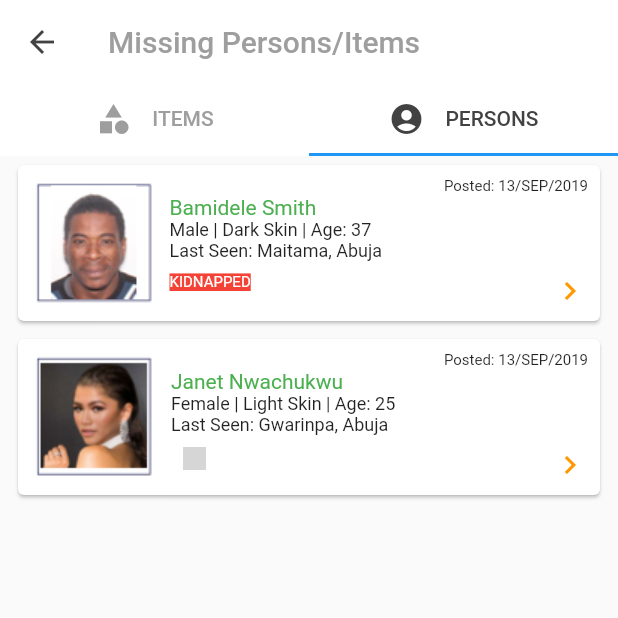
After one commit to eagwasim/police-officer-app, a Flutter app: the MissingPersonsScreen screen opened by its route, tab 2 chosen, on a phone screen of 412 x 824 dp, the top half of it. The commit adds this screen. Run offline on Flutter 3.47's test engine with Material 2 defaults, Android fonts, the phone set to English and light mode, and no system bars; our stand-ins replace avatar_glow, fluttertoast, shared_preferences; missing offline and left inert: flutter_verification_code_input; accounts and stored records are empty; grey boxes are pictures that could not be loaded.

Commit message:
migrated to android x

```diff
--- a/lib/main.dart
+++ b/lib/main.dart
@@ -2,11 +2,14 @@ import 'package:flutter/material.dart';
 import 'package:police_officer_app/screens/feedback-screen.dart';
 import 'package:police_officer_app/screens/home-screen.dart';
 import 'package:police_officer_app/screens/login-screen.dart';
+import 'package:police_officer_app/screens/missing-persons-screen.dart';
 import 'package:police_officer_app/screens/phone-code-verification-screen.dart';
 import 'package:police_officer_app/screens/privacy-screen.dart';
 import 'package:police_officer_app/screens/profile-update-screen.dart';
+import 'package:police_officer_app/screens/public-notice-screen.dart';
 import 'package:police_officer_app/screens/settings-screen.dart';
 import 'package:police_officer_app/screens/splash-screen.dart';
+import 'package:police_officer_app/screens/wanted-list-screen.dart';
 import 'package:police_officer_app/utils/route.dart';
 
 void main() => runApp(MyApp());
@@ -31,6 +34,9 @@ class MyApp extends StatelessWidget {
         Routes.FEEDBACK_SCREEN: (context) => FeedbackScreen(),
         Routes.PRIVACY_AND_TERMS_SCREEN: (context) => PrivacyScreen(),
         Routes.HOME_SCREEN: (context) => HomeScreen(),
+        Routes.WANTED_LIST_SCREEN: (context) => WantedListScreen(),
+        Routes.MISSING_PERSONS_SCREEN: (context) => MissingPersonsScreen(),
+        Routes.PUBLIC_NOTICE_SCREEN: (context) => PublicNoticeScreen()
       },
     );
   }
--- a/lib/screens/home-screen.dart
+++ b/lib/screens/home-screen.dart
@@ -69,7 +69,7 @@ class _HomeState extends State with SingleTickerProviderStateMixin {
           _glowingNotification(),
           PopupMenuButton<Choice>(
             onSelected: (choice) {
-              Navigator.pushNamed(context, choice.route);
+              if (choice.title != "GO OFFLINE") Navigator.pushNamed(context, choice.route);
             },
             icon: Icon(
               Icons.account_circle,
--- /dev/null
+++ b/lib/screens/missing-persons-screen.dart
@@ -0,0 +1,304 @@
+import 'package:flutter/material.dart';
+import 'package:flutter/widgets.dart';
+
+class MissingPersonsScreen extends StatefulWidget {
+  @override
+  State<StatefulWidget> createState() {
+    return _MissingPersonsState();
+  }
+}
+
+class MissingPerson {
+  String name;
+  String image;
+  String description;
+  String lastSeen;
+  String tag;
+  bool reward;
+  String posted;
+
+  MissingPerson({this.name, this.description, this.lastSeen, this.tag, this.reward, this.image, this.posted});
+}
+
+class MissingItem {
+  String name;
+  String image;
+  String description;
+  String lastSeen;
+  String tag;
+  bool reward;
+  String posted;
+
+  MissingItem({this.name, this.description, this.lastSeen, this.tag, this.reward, this.image, this.posted});
+}
+
+class _MissingPersonsState extends State<MissingPersonsScreen> {
+  var _selectedIndex = 0;
+
+  List<MissingPerson> _missingPersons = [
+    MissingPerson(name: "Bamidele Smith", description: "Male | Dark Skin | Age: 37", lastSeen: "Maitama, Abuja", tag: "KIDNAPPED", reward: false, posted: "13/SEP/2019", image: "profile_5"),
+    MissingPerson(name: "Janet Nwachukwu", description: "Female | Light Skin | Age: 25", lastSeen: "Gwarinpa, Abuja", tag: "", reward: true, posted: "13/SEP/2019", image: "profile_6"),
+  ];
+
+  List<MissingItem> _missingItems = [
+    MissingItem(name: "Black Toyota Camry 2008 LE", description: "Reg Number: KJE 349 PE", lastSeen: "Maitama, Abuja", tag: "STOLEN", reward: true, posted: "13/SEP/2019", image: "camry"),
+    MissingItem(name: "Silver HP Envy Laptop", description: "Serial Number: 08734GH", lastSeen: "Gwarimpa, Abuja", tag: "STOLEN", reward: true, posted: "13/SEP/2019", image: "no_image"),
+    MissingItem(name: "24K Diamond Ring", description: "Sterling Silver Band", lastSeen: "Mabushi, Abuja", tag: "LOST", reward: false, posted: "13/SEP/2019", image: "no_image")
+  ];
+
+  @override
+  Widget build(BuildContext context) {
+    return DefaultTabController(
+      length: 2,
+      child: Scaffold(
+        appBar: AppBar(
+          iconTheme: IconThemeData(
+            color: Colors.grey[800], //change your color here
+          ),
+          title: Text(
+            "Missing Persons/Items",
+            style: TextStyle(color: Colors.grey),
+          ),
+          backgroundColor: Colors.white,
+          brightness: Brightness.light,
+          elevation: 0,
+          bottom: TabBar(
+            onTap: (index) {
+              setState(() {
+                _selectedIndex = index;
+              });
+            },
+            indicatorColor: Colors.blue,
+            unselectedLabelColor: Colors.grey,
+            labelColor: Colors.grey[800],
+            tabs: [
+              Tab(
+                child: Row(
+                  mainAxisAlignment: MainAxisAlignment.center,
+                  children: <Widget>[
+                    Icon(Icons.category),
+                    Text("    ITEMS"),
+                  ],
+                ),
+              ),
+              Tab(
+                child: Row(
+                  mainAxisAlignment: MainAxisAlignment.center,
+                  children: <Widget>[
+                    Icon(Icons.account_circle),
+                    Text("    PERSONS"),
+                  ],
+                ),
+              ),
+            ],
+          ),
+        ),
+        body: _selectedIndex == 0 ? _getMissingItems() : _getMissingPersons(),
+      ),
+    );
+  }
+
+  Widget _getMissingItems() {
+    return ListView(
+        children: _missingItems.map((wp) {
+      return Padding(
+        padding: const EdgeInsets.only(left: 8.0, right: 8.0, top: 2, bottom: 2),
+        child: Card(
+          child: InkWell(
+            onTap: () {},
+            child: Padding(
+              padding: const EdgeInsets.all(8.0),
+              child: Row(
+                children: <Widget>[
+                  Image.asset("assets/images/${wp.image}.png"),
+                  Expanded(
+                    child: Column(
+                      mainAxisAlignment: MainAxisAlignment.start,
+                      crossAxisAlignment: CrossAxisAlignment.start,
+                      children: <Widget>[
+                        Padding(
+                          padding: const EdgeInsets.only(left: 8.0),
+                          child: Row(
+                            mainAxisAlignment: MainAxisAlignment.end,
+                            crossAxisAlignment: CrossAxisAlignment.start,
+                            children: <Widget>[
+                              Text(
+                                "Posted: ${wp.posted}",
+                                textAlign: TextAlign.end,
+                                style: TextStyle(fontSize: 10),
+                              ),
+                            ],
+                          ),
+                        ),
+                        Padding(
+                          padding: const EdgeInsets.only(left: 8.0),
+                          child: Text(
+                            wp.name,
+                            textAlign: TextAlign.start,
+                            style: TextStyle(color: Colors.green),
+                          ),
+                        ),
+                        Padding(
+                          padding: const EdgeInsets.only(left: 8.0),
+                          child: Text(
+                            wp.description,
+                            textAlign: TextAlign.start,
+                            style: TextStyle(fontSize: 12),
+                          ),
+                        ),
+                        Padding(
+                          padding: const EdgeInsets.only(left: 8.0),
+                          child: Text(
+                            "Last Seen: ${wp.lastSeen}",
+                            textAlign: TextAlign.start,
+                            style: TextStyle(fontSize: 12),
+                          ),
+                        ),
+                        Padding(
+                          padding: const EdgeInsets.only(left: 8.0, top: 8),
+                          child: Row(
+                            mainAxisAlignment: MainAxisAlignment.start,
+                            crossAxisAlignment: CrossAxisAlignment.start,
+                            children: <Widget>[
+                              Text(
+                                wp.tag,
+                                textAlign: TextAlign.end,
+                                style: TextStyle(fontSize: 10, backgroundColor: Colors.red, color: Colors.white),
+                              ),
+                              Padding(
+                                padding: const EdgeInsets.only(left: 8.0, top: 8),
+                              ),
+                              wp.reward
+                                  ? Image.asset(
+                                      "assets/images/reward.png",
+                                      height: 15,
+                                    )
+                                  : Text(""),
+                              Expanded(
+                                child: Row(
+                                  mainAxisAlignment: MainAxisAlignment.end,
+                                  children: <Widget>[
+                                    Icon(
+                                      Icons.chevron_right,
+                                      color: Colors.orange,
+                                    ),
+                                  ],
+                                ),
+                              )
+                            ],
+                          ),
+                        ),
+                      ],
+                    ),
+                  ),
+                ],
+              ),
+            ),
+          ),
+        ),
+      );
+    }).toList());
+  }
+
+  Widget _getMissingPersons() {
+    return ListView(
+        children: _missingPersons.map((wp) {
+      return Padding(
+        padding: const EdgeInsets.only(left: 8.0, right: 8.0, top: 2, bottom: 2),
+        child: Card(
+          child: InkWell(
+            onTap: () {},
+            child: Padding(
+              padding: const EdgeInsets.all(8.0),
+              child: Row(
+                children: <Widget>[
+                  Image.asset("assets/images/${wp.image}.png"),
+                  Expanded(
+                    child: Column(
+                      mainAxisAlignment: MainAxisAlignment.start,
+                      crossAxisAlignment: CrossAxisAlignment.start,
+                      children: <Widget>[
+                        Padding(
+                          padding: const EdgeInsets.only(left: 8.0),
+                          child: Row(
+                            mainAxisAlignment: MainAxisAlignment.end,
+                            crossAxisAlignment: CrossAxisAlignment.start,
+                            children: <Widget>[
+                              Text(
+                                "Posted: ${wp.posted}",
+                                textAlign: TextAlign.end,
+                                style: TextStyle(fontSize: 10),
+                              ),
+                            ],
+                          ),
+                        ),
+                        Padding(
+                          padding: const EdgeInsets.only(left: 8.0),
+                          child: Text(
+                            wp.name,
+                            textAlign: TextAlign.start,
+                            style: TextStyle(color: Colors.green),
+                          ),
+                        ),
+                        Padding(
+                          padding: const EdgeInsets.only(left: 8.0),
+                          child: Text(
+                            wp.description,
+                            textAlign: TextAlign.start,
+                            style: TextStyle(fontSize: 12),
+                          ),
+                        ),
+                        Padding(
+                          padding: const EdgeInsets.only(left: 8.0),
+                          child: Text(
+                            "Last Seen: ${wp.lastSeen}",
+                            textAlign: TextAlign.start,
+                            style: TextStyle(fontSize: 12),
+                          ),
+                        ),
+                        Padding(
+                          padding: const EdgeInsets.only(left: 8.0, top: 8),
+                          child: Row(
+                            mainAxisAlignment: MainAxisAlignment.start,
+                            crossAxisAlignment: CrossAxisAlignment.start,
+                            children: <Widget>[
+                              Text(
+                                wp.tag,
+                                textAlign: TextAlign.end,
+                                style: TextStyle(fontSize: 10, backgroundColor: Colors.red, color: Colors.white),
+                              ),
+                              Padding(
+                                padding: const EdgeInsets.only(left: 8.0, top: 8),
+                              ),
+                              wp.reward
+                                  ? Image.asset(
+                                      "assets/images/reward.png",
+                                      height: 15,
+                                    )
+                                  : Text(""),
+                              Expanded(
+                                child: Row(
+                                  mainAxisAlignment: MainAxisAlignment.end,
+                                  children: <Widget>[
+                                    Icon(
+                                      Icons.chevron_right,
+                                      color: Colors.orange,
+                                    ),
+                                  ],
+                                ),
+                              )
+                            ],
+                          ),
+                        ),
+                      ],
+                    ),
+                  ),
+                ],
+              ),
+            ),
+          ),
+        ),
+      );
+    }).toList());
+  }
+}
--- a/lib/utils/route.dart
+++ b/lib/utils/route.dart
@@ -8,4 +8,7 @@ class Routes {
   static const SETTINGS_SCREEN = '/settings-screen';
   static const FEEDBACK_SCREEN = '/feedback-screen';
   static const PRIVACY_AND_TERMS_SCREEN = '/privacy-and-terms-screen';
+  static const WANTED_LIST_SCREEN = '/wanted-list-screen';
+  static const MISSING_PERSONS_SCREEN = '/missing-persons-screen';
+  static const PUBLIC_NOTICE_SCREEN = '/public-notice-screen';
 }
```
Also changed, not shown: lib/screens/public-notice-screen.dart (added, +119 -0 lines), lib/screens/wanted-list-screen.dart (added, +177 -0 lines), assets/images/camry.png (added), assets/images/no_image.png (added), assets/images/profile_1.png (added), assets/images/profile_2.png (added), assets/images/profile_3.png (added), assets/images/profile_4.png (added), assets/images/profile_5.png (added), assets/images/profile_6.png (added), 4 other files.
